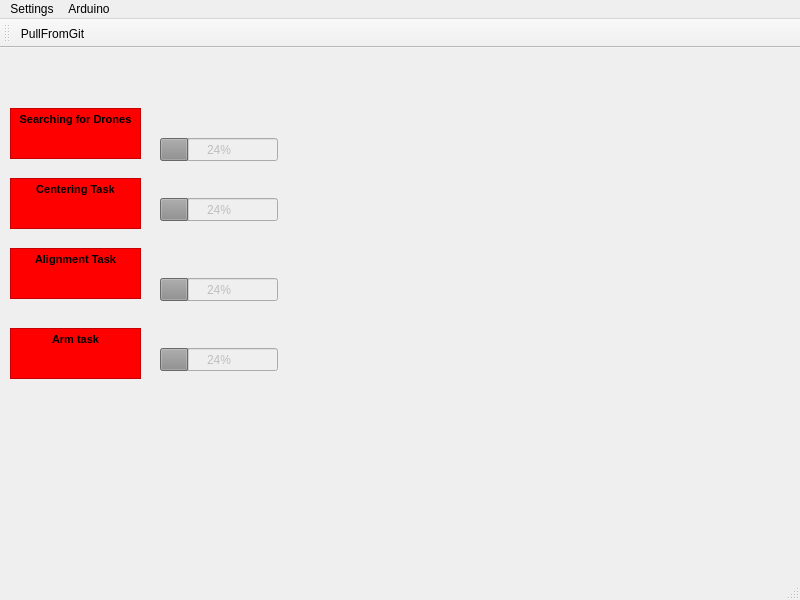
EwanMcNeil/CapstoneControlSystem, file PythonScript/SwapDock.ui: the form before one commit.
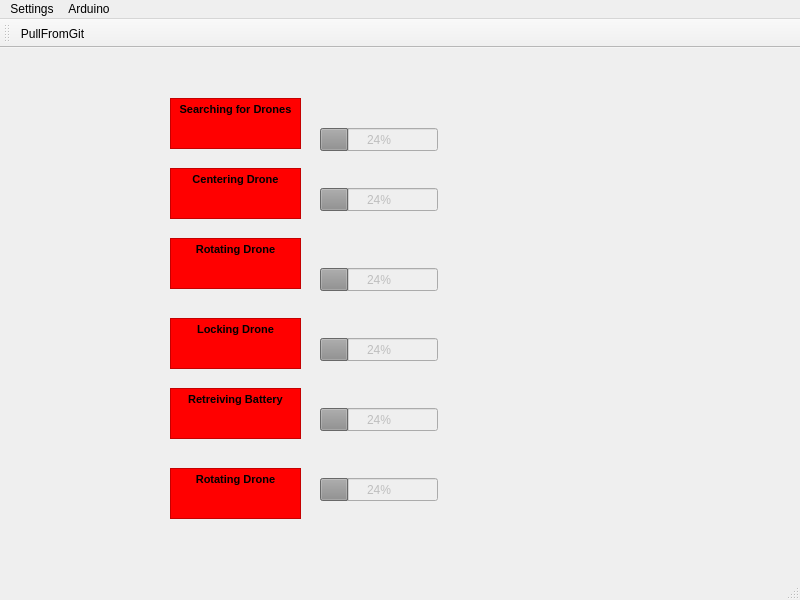
The form after the commit.

Commit message: added more stages in doc progress

What changed in the file:
```diff
--- a/PythonScript/SwapDock.ui
+++ b/PythonScript/SwapDock.ui
@@ -17,8 +17,8 @@
    <widget class="QTextEdit" name="droneSearchText">
     <property name="geometry">
      <rect>
-      <x>10</x>
-      <y>60</y>
+      <x>170</x>
+      <y>50</y>
       <width>131</width>
       <height>51</height>
      </rect>
@@ -42,8 +42,8 @@
     </property>
     <property name="geometry">
      <rect>
-      <x>160</x>
-      <y>90</y>
+      <x>320</x>
+      <y>80</y>
       <width>118</width>
       <height>23</height>
      </rect>
@@ -55,8 +55,8 @@
    <widget class="QTextEdit" name="centerTaskTextEdit">
     <property name="geometry">
      <rect>
-      <x>10</x>
-      <y>130</y>
+      <x>170</x>
+      <y>120</y>
       <width>131</width>
       <height>51</height>
      </rect>
@@ -71,14 +71,15 @@
 &lt;html&gt;&lt;head&gt;&lt;meta name=&quot;qrichtext&quot; content=&quot;1&quot; /&gt;&lt;style type=&quot;text/css&quot;&gt;
 p, li { white-space: pre-wrap; }
 &lt;/style&gt;&lt;/head&gt;&lt;body style=&quot; font-family:'Sans'; font-size:10pt; font-weight:400; font-style:normal;&quot;&gt;
-&lt;p align=&quot;center&quot; style=&quot; margin-top:0px; margin-bottom:0px; margin-left:0px; margin-right:0px; -qt-block-indent:0; text-indent:0px;&quot;&gt;&lt;span style=&quot; font-family:'MS Shell Dlg 2'; font-size:8pt; font-weight:600;&quot;&gt;Centering Task&lt;/span&gt;&lt;/p&gt;&lt;/body&gt;&lt;/html&gt;</string>
+&lt;p align=&quot;center&quot; style=&quot; margin-top:0px; margin-bottom:0px; margin-left:0px; margin-right:0px; -qt-block-indent:0; text-indent:0px;&quot;&gt;&lt;span style=&quot; font-size:8pt; font-weight:600;&quot;&gt;Centering Drone&lt;/span&gt;&lt;/p&gt;
+&lt;p align=&quot;center&quot; style=&quot;-qt-paragraph-type:empty; margin-top:0px; margin-bottom:0px; margin-left:0px; margin-right:0px; -qt-block-indent:0; text-indent:0px;&quot;&gt;&lt;br /&gt;&lt;/p&gt;&lt;/body&gt;&lt;/html&gt;</string>
     </property>
    </widget>
    <widget class="QTextEdit" name="AlignmentTaskTextEdit">
     <property name="geometry">
      <rect>
-      <x>10</x>
-      <y>200</y>
+      <x>170</x>
+      <y>190</y>
       <width>131</width>
       <height>51</height>
      </rect>
@@ -93,7 +94,7 @@
 &lt;html&gt;&lt;head&gt;&lt;meta name=&quot;qrichtext&quot; content=&quot;1&quot; /&gt;&lt;style type=&quot;text/css&quot;&gt;
 p, li { white-space: pre-wrap; }
 &lt;/style&gt;&lt;/head&gt;&lt;body style=&quot; font-family:'Sans'; font-size:10pt; font-weight:400; font-style:normal;&quot;&gt;
-&lt;p align=&quot;center&quot; style=&quot; margin-top:0px; margin-bottom:0px; margin-left:0px; margin-right:0px; -qt-block-indent:0; text-indent:0px;&quot;&gt;&lt;span style=&quot; font-family:'MS Shell Dlg 2'; font-size:8pt; font-weight:600;&quot;&gt;Alignment Task&lt;/span&gt;&lt;/p&gt;
+&lt;p align=&quot;center&quot; style=&quot; margin-top:0px; margin-bottom:0px; margin-left:0px; margin-right:0px; -qt-block-indent:0; text-indent:0px;&quot;&gt;&lt;span style=&quot; font-size:8pt; font-weight:600;&quot;&gt;Rotating Drone&lt;/span&gt;&lt;/p&gt;
 &lt;p align=&quot;center&quot; style=&quot;-qt-paragraph-type:empty; margin-top:0px; margin-bottom:0px; margin-left:0px; margin-right:0px; -qt-block-indent:0; text-indent:0px; font-family:'MS Shell Dlg 2'; font-size:8pt; font-weight:600;&quot;&gt;&lt;br /&gt;&lt;/p&gt;&lt;/body&gt;&lt;/html&gt;</string>
     </property>
    </widget>
@@ -103,8 +104,8 @@
     </property>
     <property name="geometry">
      <rect>
-      <x>160</x>
-      <y>150</y>
+      <x>320</x>
+      <y>140</y>
       <width>118</width>
       <height>23</height>
      </rect>
@@ -119,8 +120,8 @@
     </property>
     <property name="geometry">
      <rect>
-      <x>160</x>
-      <y>230</y>
+      <x>320</x>
+      <y>220</y>
       <width>118</width>
       <height>23</height>
      </rect>
@@ -132,8 +133,8 @@
    <widget class="QTextEdit" name="ArmTaskTestEdit">
     <property name="geometry">
      <rect>
-      <x>10</x>
-      <y>280</y>
+      <x>170</x>
+      <y>340</y>
       <width>131</width>
       <height>51</height>
      </rect>
@@ -148,7 +149,7 @@
 &lt;html&gt;&lt;head&gt;&lt;meta name=&quot;qrichtext&quot; content=&quot;1&quot; /&gt;&lt;style type=&quot;text/css&quot;&gt;
 p, li { white-space: pre-wrap; }
 &lt;/style&gt;&lt;/head&gt;&lt;body style=&quot; font-family:'Sans'; font-size:10pt; font-weight:400; font-style:normal;&quot;&gt;
-&lt;p align=&quot;center&quot; style=&quot; margin-top:0px; margin-bottom:0px; margin-left:0px; margin-right:0px; -qt-block-indent:0; text-indent:0px;&quot;&gt;&lt;span style=&quot; font-family:'MS Shell Dlg 2'; font-size:8pt; font-weight:600;&quot;&gt;Arm task&lt;/span&gt;&lt;/p&gt;&lt;/body&gt;&lt;/html&gt;</string>
+&lt;p align=&quot;center&quot; style=&quot; margin-top:0px; margin-bottom:0px; margin-left:0px; margin-right:0px; -qt-block-indent:0; text-indent:0px;&quot;&gt;&lt;span style=&quot; font-size:8pt; font-weight:600;&quot;&gt;Retreiving Battery&lt;/span&gt;&lt;/p&gt;&lt;/body&gt;&lt;/html&gt;</string>
     </property>
    </widget>
    <widget class="QProgressBar" name="progressBar_arm">
@@ -157,8 +158,85 @@
     </property>
     <property name="geometry">
      <rect>
-      <x>160</x>
-      <y>300</y>
+      <x>320</x>
+      <y>360</y>
+      <width>118</width>
+      <height>23</height>
+     </rect>
+    </property>
+    <property name="value">
+     <number>24</number>
+    </property>
+   </widget>
+   <widget class="QTextEdit" name="lockingDroneTextEdit">
+    <property name="geometry">
+     <rect>
+      <x>170</x>
+      <y>270</y>
+      <width>131</width>
+      <height>51</height>
+     </rect>
+    </property>
+    <property name="styleSheet">
+     <string notr="true">background-color: rgb(255, 0, 0);
+alternate-background-color: rgb(0, 255, 127);
+alternate-background-color: rgb(255, 255, 127);</string>
+    </property>
+    <property name="html">
+     <string>&lt;!DOCTYPE HTML PUBLIC &quot;-//W3C//DTD HTML 4.0//EN&quot; &quot;http://www.w3.org/TR/REC-html40/strict.dtd&quot;&gt;
+&lt;html&gt;&lt;head&gt;&lt;meta name=&quot;qrichtext&quot; content=&quot;1&quot; /&gt;&lt;style type=&quot;text/css&quot;&gt;
+p, li { white-space: pre-wrap; }
+&lt;/style&gt;&lt;/head&gt;&lt;body style=&quot; font-family:'Sans'; font-size:10pt; font-weight:400; font-style:normal;&quot;&gt;
+&lt;p align=&quot;center&quot; style=&quot; margin-top:0px; margin-bottom:0px; margin-left:0px; margin-right:0px; -qt-block-indent:0; text-indent:0px;&quot;&gt;&lt;span style=&quot; font-size:8pt; font-weight:600;&quot;&gt;Locking Drone&lt;/span&gt;&lt;/p&gt;&lt;/body&gt;&lt;/html&gt;</string>
+    </property>
+   </widget>
+   <widget class="QTextEdit" name="placingBatteryTextEdit">
+    <property name="geometry">
+     <rect>
+      <x>170</x>
+      <y>420</y>
+      <width>131</width>
+      <height>51</height>
+     </rect>
+    </property>
+    <property name="styleSheet">
+     <string notr="true">background-color: rgb(255, 0, 0);
+alternate-background-color: rgb(0, 255, 127);
+alternate-background-color: rgb(255, 255, 127);</string>
+    </property>
+    <property name="html">
+     <string>&lt;!DOCTYPE HTML PUBLIC &quot;-//W3C//DTD HTML 4.0//EN&quot; &quot;http://www.w3.org/TR/REC-html40/strict.dtd&quot;&gt;
+&lt;html&gt;&lt;head&gt;&lt;meta name=&quot;qrichtext&quot; content=&quot;1&quot; /&gt;&lt;style type=&quot;text/css&quot;&gt;
+p, li { white-space: pre-wrap; }
+&lt;/style&gt;&lt;/head&gt;&lt;body style=&quot; font-family:'Sans'; font-size:10pt; font-weight:400; font-style:normal;&quot;&gt;
+&lt;p align=&quot;center&quot; style=&quot; margin-top:0px; margin-bottom:0px; margin-left:0px; margin-right:0px; -qt-block-indent:0; text-indent:0px;&quot;&gt;&lt;span style=&quot; font-size:8pt; font-weight:600;&quot;&gt;Rotating Drone&lt;/span&gt;&lt;/p&gt;
+&lt;p align=&quot;center&quot; style=&quot;-qt-paragraph-type:empty; margin-top:0px; margin-bottom:0px; margin-left:0px; margin-right:0px; -qt-block-indent:0; text-indent:0px; font-family:'MS Shell Dlg 2'; font-size:8pt; font-weight:600;&quot;&gt;&lt;br /&gt;&lt;/p&gt;&lt;/body&gt;&lt;/html&gt;</string>
+    </property>
+   </widget>
+   <widget class="QProgressBar" name="progressBar_arm_2">
+    <property name="enabled">
+     <bool>false</bool>
+    </property>
+    <property name="geometry">
+     <rect>
+      <x>320</x>
+      <y>290</y>
+      <width>118</width>
+      <height>23</height>
+     </rect>
+    </property>
+    <property name="value">
+     <number>24</number>
+    </property>
+   </widget>
+   <widget class="QProgressBar" name="progressBar_arm_3">
+    <property name="enabled">
+     <bool>false</bool>
+    </property>
+    <property name="geometry">
+     <rect>
+      <x>320</x>
+      <y>430</y>
       <width>118</width>
       <height>23</height>
      </rect>
```
Left out of the diff: 4 changed lines with no effect on the pictures. The commit also changes 2 other files.
